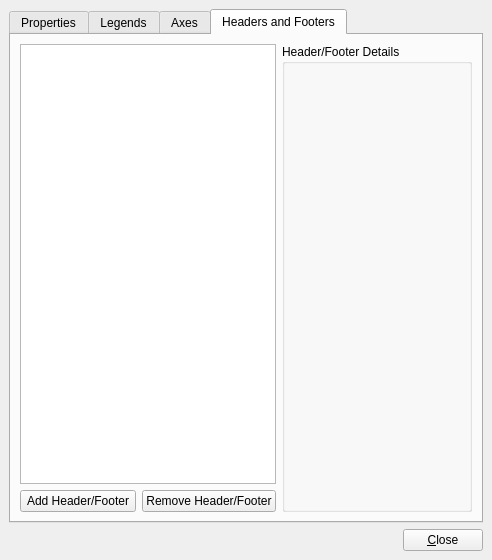
First picture: the form in plugins/kdchartwidgetdesignercustomeditor.ui, repository KDAB/KDChart, before the edit.
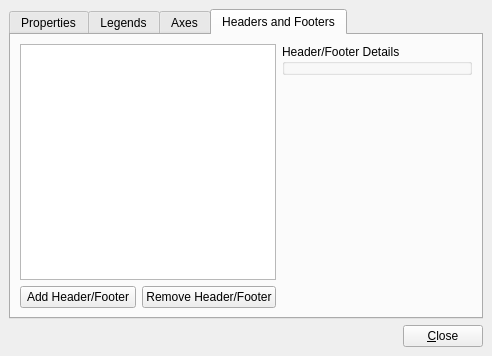
Second picture: the form after the edit. The open tabs and pages were chosen to show the change.

Commit message: Better look here as well.

```diff
--- a/plugins/kdchartwidgetdesignercustomeditor.ui
+++ b/plugins/kdchartwidgetdesignercustomeditor.ui
@@ -6,20 +6,20 @@
     <x>0</x>
     <y>0</y>
     <width>492</width>
-    <height>560</height>
+    <height>356</height>
    </rect>
   </property>
   <property name="windowTitle" >
    <string>Chart Properties</string>
   </property>
-  <layout class="QVBoxLayout" >
+  <layout class="QGridLayout" >
    <property name="margin" >
     <number>9</number>
    </property>
    <property name="spacing" >
     <number>6</number>
    </property>
-   <item>
+   <item row="0" column="0" >
     <widget class="QTabWidget" name="tabWidget" >
      <property name="currentIndex" >
       <number>3</number>
@@ -362,17 +362,40 @@
         </layout>
        </item>
        <item>
-        <widget class="QGroupBox" name="mHeaderFooterDetailsGroup" >
-         <property name="title" >
-          <string>Header/Footer Details</string>
+        <layout class="QVBoxLayout" >
+         <property name="margin" >
+          <number>0</number>
          </property>
-        </widget>
+         <property name="spacing" >
+          <number>6</number>
+         </property>
+         <item>
+          <widget class="QGroupBox" name="mHeaderFooterDetailsGroup" >
+           <property name="title" >
+            <string>Header/Footer Details</string>
+           </property>
+          </widget>
+         </item>
+         <item>
+          <spacer>
+           <property name="orientation" >
+            <enum>Qt::Vertical</enum>
+           </property>
+           <property name="sizeHint" >
+            <size>
+             <width>20</width>
+             <height>40</height>
+            </size>
+           </property>
+          </spacer>
+         </item>
+        </layout>
        </item>
       </layout>
      </widget>
     </widget>
    </item>
-   <item>
+   <item row="1" column="0" >
     <layout class="QHBoxLayout" >
      <property name="margin" >
       <number>0</number>
```
Left out of the diff: 64 changed lines with no effect on the pictures.
